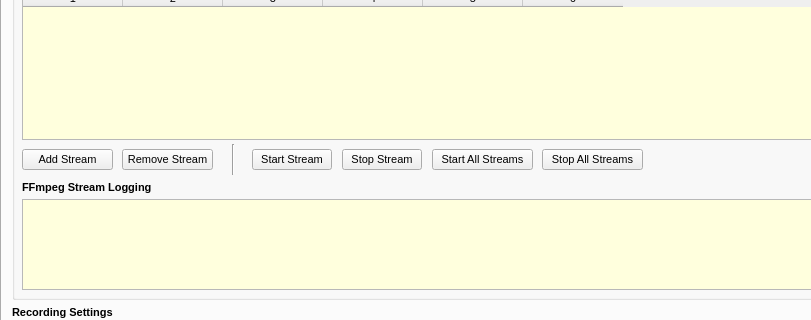
The window that bin/FreeFactory-tabs-compat.ui (lacojim/FreeFactoryQT) describes before a commit, drawn with Qt 5; both pictures show x 0 to 811 and y 280 to 600 of the 1103 by 751 pixel window.
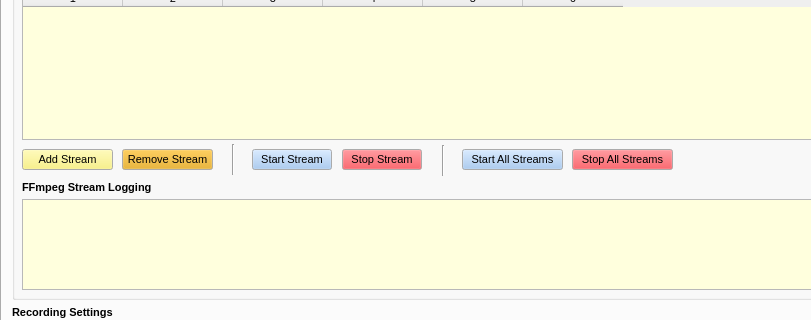
The same window after the commit. The open tabs and pages were chosen to show the change. Icons and pictures are not drawn. Custom widgets are drawn as their Qt base class.

What changed in the file:
```diff
--- a/bin/FreeFactory-tabs-compat.ui
+++ b/bin/FreeFactory-tabs-compat.ui
@@ -10435,6 +10435,43 @@
          <height>21</height>
         </rect>
        </property>
+       <property name="palette">
+        <palette>
+         <active>
+          <colorrole role="Button">
+           <brush brushstyle="SolidPattern">
+            <color alpha="255">
+             <red>237</red>
+             <green>51</green>
+             <blue>59</blue>
+            </color>
+           </brush>
+          </colorrole>
+         </active>
+         <inactive>
+          <colorrole role="Button">
+           <brush brushstyle="SolidPattern">
+            <color alpha="255">
+             <red>237</red>
+             <green>51</green>
+             <blue>59</blue>
+            </color>
+           </brush>
+          </colorrole>
+         </inactive>
+         <disabled>
+          <colorrole role="Button">
+           <brush brushstyle="SolidPattern">
+            <color alpha="255">
+             <red>237</red>
+             <green>51</green>
+             <blue>59</blue>
+            </color>
+           </brush>
+          </colorrole>
+         </disabled>
+        </palette>
+       </property>
        <property name="font">
         <font>
          <pointsize>8</pointsize>
@@ -10449,12 +10486,49 @@
       <widget class="QPushButton" name="StopAllStreams">
        <property name="geometry">
         <rect>
-         <x>530</x>
+         <x>560</x>
          <y>180</y>
          <width>101</width>
          <height>21</height>
         </rect>
        </property>
+       <property name="palette">
+        <palette>
+         <active>
+          <colorrole role="Button">
+           <brush brushstyle="SolidPattern">
+            <color alpha="255">
+             <red>237</red>
+             <green>51</green>
+             <blue>59</blue>
+            </color>
+           </brush>
+          </colorrole>
+         </active>
+         <inactive>
+          <colorrole role="Button">
+           <brush brushstyle="SolidPattern">
+            <color alpha="255">
+             <red>237</red>
+             <green>51</green>
+             <blue>59</blue>
+            </color>
+           </brush>
+          </colorrole>
+         </inactive>
+         <disabled>
+          <colorrole role="Button">
+           <brush brushstyle="SolidPattern">
+            <color alpha="255">
+             <red>237</red>
+             <green>51</green>
+             <blue>59</blue>
+            </color>
+           </brush>
+          </colorrole>
+         </disabled>
+        </palette>
+       </property>
        <property name="font">
         <font>
          <pointsize>8</pointsize>
@@ -10544,6 +10618,43 @@
          <height>21</height>
         </rect>
        </property>
+       <property name="palette">
+        <palette>
+         <active>
+          <colorrole role="Button">
+           <brush brushstyle="SolidPattern">
+            <color alpha="255">
+             <red>249</red>
+             <green>240</green>
+             <blue>107</blue>
+            </color>
+           </brush>
+          </colorrole>
+         </active>
+         <inactive>
+          <colorrole role="Button">
+           <brush brushstyle="SolidPattern">
+            <color alpha="255">
+             <red>249</red>
+             <green>240</green>
+             <blue>107</blue>
+            </color>
+           </brush>
+          </colorrole>
+         </inactive>
+         <disabled>
+          <colorrole role="Button">
+           <brush brushstyle="SolidPattern">
+            <color alpha="255">
+             <red>249</red>
+             <green>240</green>
+             <blue>107</blue>
+            </color>
+           </brush>
+          </colorrole>
+         </disabled>
+        </palette>
+       </property>
        <property name="font">
         <font>
          <pointsize>8</pointsize>
@@ -10564,6 +10675,43 @@
          <height>21</height>
         </rect>
        </property>
+       <property name="palette">
+        <palette>
+         <active>
+          <colorrole role="Button">
+           <brush brushstyle="SolidPattern">
+            <color alpha="255">
+             <red>229</red>
+             <green>165</green>
+             <blue>10</blue>
+            </color>
+           </brush>
+          </colorrole>
+         </active>
+         <inactive>
+          <colorrole role="Button">
+           <brush brushstyle="SolidPattern">
+            <color alpha="255">
+             <red>229</red>
+             <green>165</green>
+             <blue>10</blue>
+            </color>
+           </brush>
+          </colorrole>
+         </inactive>
+         <disabled>
+          <colorrole role="Button">
+           <brush brushstyle="SolidPattern">
+            <color alpha="255">
+             <red>229</red>
+             <green>165</green>
+             <blue>10</blue>
+            </color>
+           </brush>
+          </colorrole>
+         </disabled>
+        </palette>
+       </property>
        <property name="font">
         <font>
          <pointsize>8</pointsize>
@@ -10584,6 +10732,43 @@
          <height>21</height>
         </rect>
        </property>
+       <property name="palette">
+        <palette>
+         <active>
+          <colorrole role="Button">
+           <brush brushstyle="SolidPattern">
+            <color alpha="255">
+             <red>153</red>
+             <green>193</green>
+             <blue>241</blue>
+            </color>
+           </brush>
+          </colorrole>
+         </active>
+         <inactive>
+          <colorrole role="Button">
+           <brush brushstyle="SolidPattern">
+            <color alpha="255">
+             <red>153</red>
+             <green>193</green>
+             <blue>241</blue>
+            </color>
+           </brush>
+          </colorrole>
+         </inactive>
+         <disabled>
+          <colorrole role="Button">
+           <brush brushstyle="SolidPattern">
+            <color alpha="255">
+             <red>153</red>
+             <green>193</green>
+             <blue>241</blue>
+            </color>
+           </brush>
+          </colorrole>
+         </disabled>
+        </palette>
+       </property>
        <property name="font">
         <font>
          <pointsize>8</pointsize>
@@ -10598,12 +10783,49 @@
       <widget class="QPushButton" name="StartAllStreams">
        <property name="geometry">
         <rect>
-         <x>420</x>
+         <x>450</x>
          <y>180</y>
          <width>101</width>
          <height>21</height>
         </rect>
        </property>
+       <property name="palette">
+        <palette>
+         <active>
+          <colorrole role="Button">
+           <brush brushstyle="SolidPattern">
+            <color alpha="255">
+             <red>153</red>
+             <green>193</green>
+             <blue>241</blue>
+            </color>
+           </brush>
+          </colorrole>
+         </active>
+         <inactive>
+          <colorrole role="Button">
+           <brush brushstyle="SolidPattern">
+            <color alpha="255">
+             <red>153</red>
+             <green>193</green>
+             <blue>241</blue>
+            </color>
+           </brush>
+          </colorrole>
+         </inactive>
+         <disabled>
+          <colorrole role="Button">
+           <brush brushstyle="SolidPattern">
+            <color alpha="255">
+             <red>153</red>
+             <green>193</green>
+             <blue>241</blue>
+            </color>
+           </brush>
+          </colorrole>
+         </disabled>
+        </palette>
+       </property>
        <property name="font">
         <font>
          <pointsize>8</pointsize>
@@ -10722,6 +10944,19 @@
         <enum>Qt::Vertical</enum>
        </property>
       </widget>
+      <widget class="Line" name="line_11">
+       <property name="geometry">
+        <rect>
+         <x>423</x>
+         <y>176</y>
+         <width>16</width>
+         <height>31</height>
+        </rect>
+       </property>
+       <property name="orientation">
+        <enum>Qt::Vertical</enum>
+       </property>
+      </widget>
      </widget>
      <widget class="QGroupBox" name="groupRecordSettings">
       <property name="geometry">
```
Left out of the diff: 2 changed lines with no effect on the pictures.
